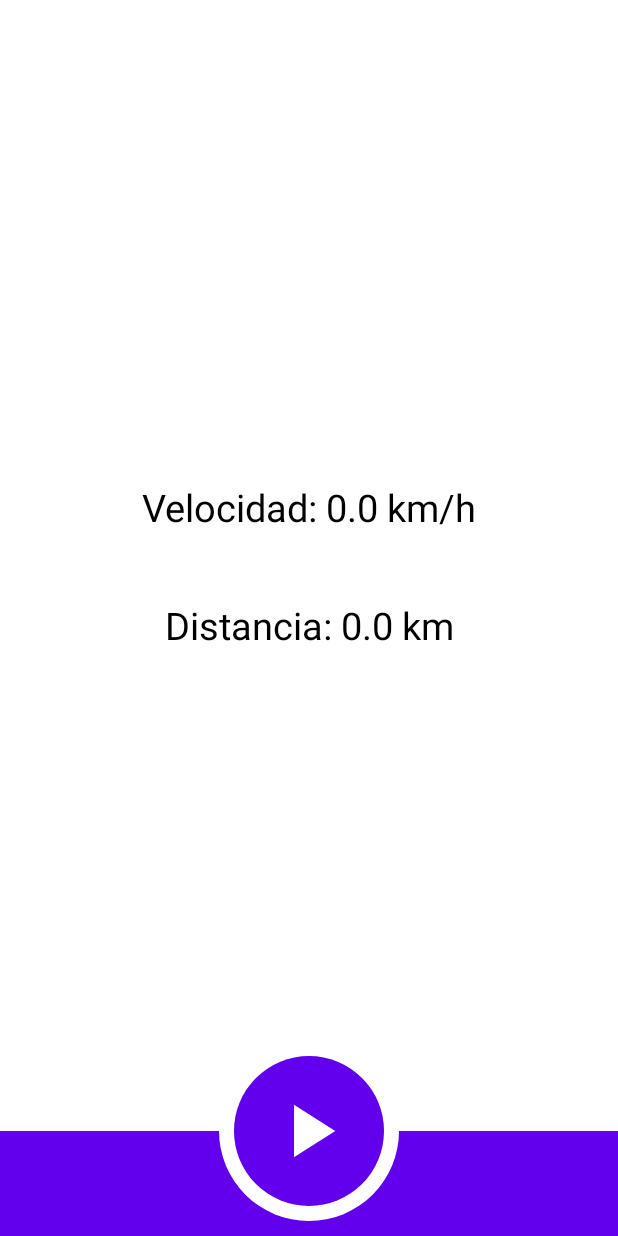
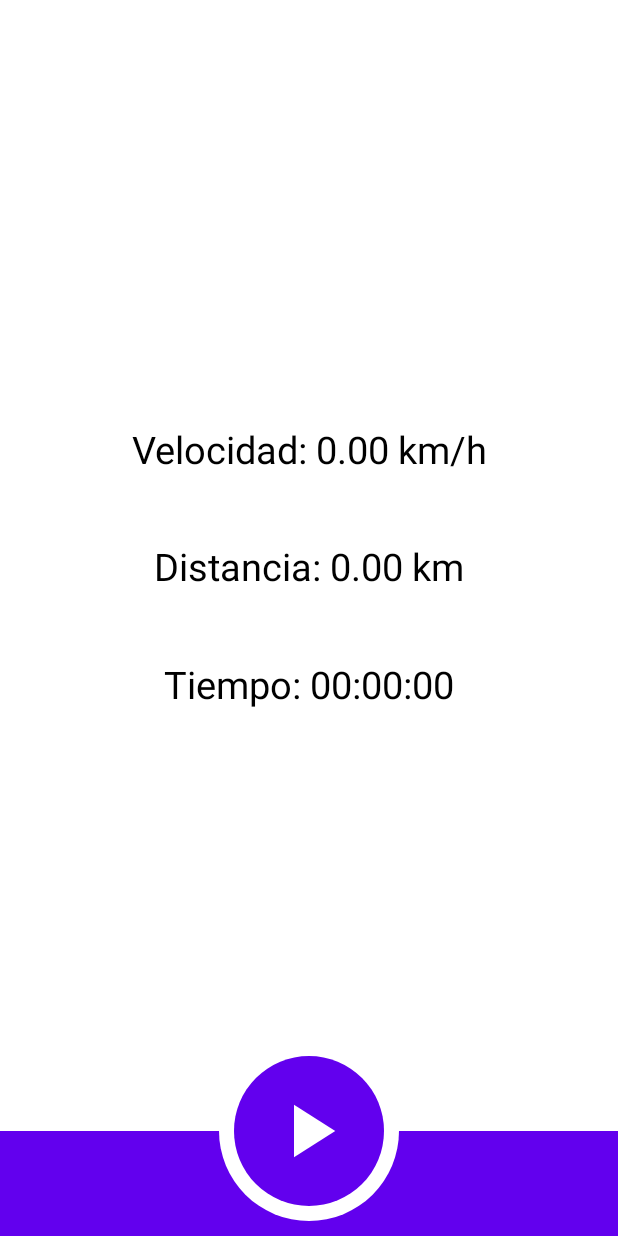
Before and after one commit to BondiolaAlHorno/running_app, an Android app: the layout activity_main.xml on its own in the app's theme, with its tools: preview values and no code run, on a phone screen of 412 x 824 dp. Run offline under Robolectric (Android 15) with nearby library versions, the phone set to English and light mode, and no system bars.

Commit message:
se añadio un cronometro y la velocidad promedio al terminar

```diff
--- a/app/src/main/res/layout/activity_main.xml
+++ b/app/src/main/res/layout/activity_main.xml
@@ -63,7 +63,7 @@
         android:layout_width="0dp"
         android:layout_height="wrap_content"
         android:gravity="center"
-        android:text="Velocidad: 0.0 km/h"
+        android:text="Velocidad: 0.00 km/h"
         android:textColor="@color/black"
         android:textSize="25sp"
         app:layout_constraintBottom_toTopOf="@+id/constraintLayout2"
@@ -71,22 +71,36 @@
         app:layout_constraintHorizontal_bias="0.0"
         app:layout_constraintStart_toStartOf="parent"
         app:layout_constraintTop_toTopOf="parent"
-        app:layout_constraintVertical_bias="0.446" />
+        app:layout_constraintVertical_bias="0.392" />
 
     <TextView
         android:id="@+id/distance"
         android:layout_width="0dp"
         android:layout_height="wrap_content"
         android:gravity="center"
-        android:text="Distancia: 0.0 km"
+        android:text="Distancia: 0.00 km"
         android:textColor="@color/black"
         android:textSize="25sp"
         app:layout_constraintBottom_toTopOf="@+id/constraintLayout2"
         app:layout_constraintEnd_toEndOf="parent"
         app:layout_constraintHorizontal_bias="0.0"
         app:layout_constraintStart_toStartOf="parent"
+        app:layout_constraintTop_toTopOf="parent" />
+
+    <TextView
+        android:id="@+id/timeMarker"
+        android:layout_width="0dp"
+        android:layout_height="wrap_content"
+        android:gravity="center"
+        android:text="Tiempo: 00:00:00"
+        android:textColor="@color/black"
+        android:textSize="25sp"
+        app:layout_constraintBottom_toTopOf="@+id/constraintLayout2"
+        app:layout_constraintEnd_toEndOf="parent"
+        app:layout_constraintHorizontal_bias="1.0"
+        app:layout_constraintStart_toStartOf="parent"
         app:layout_constraintTop_toTopOf="parent"
-        app:layout_constraintVertical_bias="0.555" />
+        app:layout_constraintVertical_bias="0.61" />
 
 
 </androidx.constraintlayout.widget.ConstraintLayout>
```
Also changed, not shown: app/src/main/java/com/example/running_app/MainActivity.kt (+54 -3 lines).
